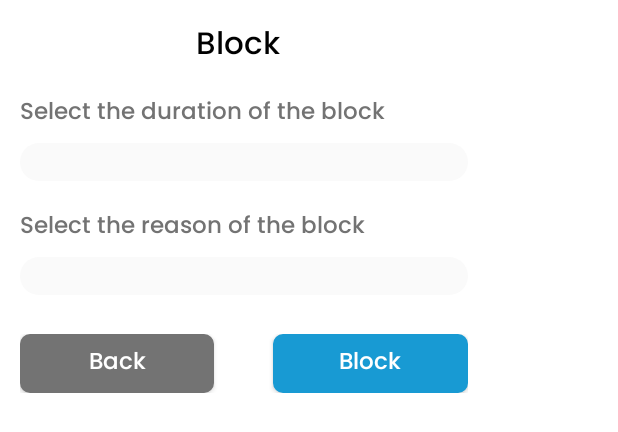
After one commit to andreolikalcopoli/ViralAdminPanel, an Android app: the layout block_user_popup.xml on its own in the app's theme, with its tools: preview values and no code run, on a phone screen of 412 x 824 dp. The commit adds this screen. Shown: the top 432 px of the screen. Run offline under Robolectric (Android 15) with nearby library versions, the phone set to English and light mode, and no system bars.

Commit message:
###ADMIN PANEL###

```diff
--- a/app/src/main/java/com/magma/viraladminpanel/Adapter/PeopleAdapter.java
+++ b/app/src/main/java/com/magma/viraladminpanel/Adapter/PeopleAdapter.java
@@ -18,6 +18,7 @@ import com.google.firebase.database.DatabaseReference;
 import com.google.firebase.database.FirebaseDatabase;
 import com.google.firebase.database.ValueEventListener;
 import com.magma.viraladminpanel.People;
+import com.magma.viraladminpanel.Popup.PopupBlockUser;
 import com.magma.viraladminpanel.Popup.PopupRemoveUser;
 import com.magma.viraladminpanel.R;
 import com.magma.viraladminpanel.User;
@@ -77,6 +78,11 @@ public class PeopleAdapter extends RecyclerView.Adapter<PeopleAdapter.ViewHolder
                             PopupRemoveUser popupRemoveUser = new PopupRemoveUser();
                             popupRemoveUser.showPopup(mActivity, user);
                         });
+
+                        holder.people_block.setOnClickListener(view -> {
+                            PopupBlockUser popupBlockUser = new PopupBlockUser();
+                            popupBlockUser.showPopup(mActivity, user);
+                        });
                     }
 
                     @Override
--- /dev/null
+++ b/app/src/main/res/drawable/spinner_background.xml
@@ -0,0 +1,15 @@
+<?xml version="1.0" encoding="utf-8"?>
+<shape xmlns:android="http://schemas.android.com/apk/res/android" android:shape="rectangle">
+
+    <corners
+        android:radius="@dimen/_15sdp"/>
+
+    <padding
+        android:left="@dimen/_10sdp"
+        android:right="@dimen/_10sdp"
+        android:bottom="@dimen/_10sdp"
+        android:top="@dimen/_10sdp"/>
+
+    <solid android:color="@color/m_white"/>
+
+</shape>
--- /dev/null
+++ b/app/src/main/res/layout/block_user_popup.xml
@@ -0,0 +1,117 @@
+<?xml version="1.0" encoding="utf-8"?>
+<androidx.constraintlayout.widget.ConstraintLayout xmlns:android="http://schemas.android.com/apk/res/android"
+    xmlns:app="http://schemas.android.com/apk/res-auto"
+    xmlns:tools="http://schemas.android.com/tools"
+    android:layout_width="@dimen/_250sdp"
+    android:layout_height="wrap_content"
+    android:background="@drawable/popup_background"
+    android:padding="@dimen/_10sdp">
+
+    <LinearLayout
+        android:id="@+id/linearLayout2"
+        android:layout_width="match_parent"
+        android:layout_height="wrap_content"
+        android:gravity="center"
+        android:orientation="horizontal"
+        app:layout_constraintEnd_toEndOf="parent"
+        app:layout_constraintStart_toStartOf="parent"
+        app:layout_constraintTop_toTopOf="parent">
+
+        <TextView
+            android:layout_width="wrap_content"
+            android:layout_height="wrap_content"
+            android:fontFamily="@font/poppins_medium"
+            android:text="Block"
+            android:textColor="@color/black"
+            android:textSize="@dimen/_16sdp" />
+
+        <TextView
+            android:id="@+id/userNameBlockUserPopup"
+            android:layout_width="wrap_content"
+            android:layout_height="wrap_content"
+            android:layout_marginStart="@dimen/_6sdp"
+            android:fontFamily="@font/poppins_bold"
+            android:textAlignment="center"
+            android:textColor="@color/black"
+            android:textSize="@dimen/_16sdp" />
+    </LinearLayout>
+
+    <TextView
+        android:id="@+id/textView2"
+        android:layout_width="wrap_content"
+        android:layout_height="wrap_content"
+        android:layout_marginTop="@dimen/_10sdp"
+        android:fontFamily="@font/poppins_medium"
+        android:text="Select the duration of the block"
+        android:textColor="@color/darkGrey"
+        android:textSize="@dimen/_12sdp"
+        app:layout_constraintStart_toStartOf="parent"
+        app:layout_constraintTop_toBottomOf="@+id/linearLayout2" />
+
+    <Spinner
+        android:id="@+id/spinnerBlockUserDurationPopup"
+        android:layout_width="match_parent"
+        android:layout_height="wrap_content"
+        android:layout_marginTop="@dimen/_5sdp"
+        android:background="@drawable/spinner_background"
+        app:layout_constraintEnd_toEndOf="parent"
+        app:layout_constraintStart_toStartOf="parent"
+        app:layout_constraintTop_toBottomOf="@+id/textView2" />
+
+    <TextView
+        android:id="@+id/textView77"
+        android:layout_width="wrap_content"
+        android:layout_height="wrap_content"
+        android:layout_marginTop="@dimen/_14sdp"
+        android:fontFamily="@font/poppins_medium"
+        android:text="Select the reason of the block"
+        android:textColor="@color/darkGrey"
+        android:textSize="@dimen/_12sdp"
+        app:layout_constraintStart_toStartOf="parent"
+        app:layout_constraintTop_toBottomOf="@+id/spinnerBlockUserDurationPopup" />
+
+    <Spinner
+        android:id="@+id/spinnerBlockUserReasonPopup"
+        android:layout_width="match_parent"
+        android:layout_height="wrap_content"
+        android:layout_marginTop="@dimen/_5sdp"
+        android:background="@drawable/spinner_background"
+        app:layout_constraintEnd_toEndOf="parent"
+        app:layout_constraintStart_toStartOf="parent"
+        app:layout_constraintTop_toBottomOf="@+id/textView77" />
+
+    <LinearLayout
+        android:layout_width="match_parent"
+        android:layout_height="@dimen/_30sdp"
+        android:layout_marginTop="@dimen/_20sdp"
+        android:orientation="horizontal"
+        app:layout_constraintEnd_toEndOf="parent"
+        app:layout_constraintStart_toStartOf="parent"
+        app:layout_constraintTop_toBottomOf="@+id/spinnerBlockUserReasonPopup">
+
+        <androidx.appcompat.widget.AppCompatButton
+            android:id="@+id/buttonBackBlockUserPopup"
+            android:layout_width="wrap_content"
+            android:layout_height="wrap_content"
+            android:layout_weight="1"
+            android:background="@drawable/back_button_background"
+            android:fontFamily="@font/poppins_medium"
+            android:text="Back"
+            android:textSize="@dimen/_12sdp" />
+
+        <Space
+            android:layout_width="@dimen/_30sdp"
+            android:layout_height="match_parent" />
+
+        <androidx.appcompat.widget.AppCompatButton
+            android:id="@+id/buttonBlockUserPopUp"
+            android:layout_width="wrap_content"
+            android:layout_height="wrap_content"
+            android:layout_weight="1"
+            android:background="@drawable/blue_button_background"
+            android:fontFamily="@font/poppins_medium"
+            android:text="Block"
+            android:textSize="@dimen/_12sdp" />
+    </LinearLayout>
+
+</androidx.constraintlayout.widget.ConstraintLayout>
--- a/app/src/main/res/values/colors.xml
+++ b/app/src/main/res/values/colors.xml
@@ -6,4 +6,5 @@
     <color name="darkRed">#ED2F2B</color>
     <color name="black">#000000</color>
     <color name="white">#FFFFFF</color>
+    <color name="m_white">#FAFAFA</color>
 </resources>
```
Also changed, not shown: app/src/main/java/com/magma/viraladminpanel/BlockedUser.java (added, +25 -0 lines), app/src/main/java/com/magma/viraladminpanel/DateTime.java (added, +19 -0 lines), app/src/main/java/com/magma/viraladminpanel/Popup/PopupBlockUser.java (added, +103 -0 lines), app/src/main/java/com/magma/viraladminpanel/Popup/PopupRemoveUser.java (+23 -3 lines).
